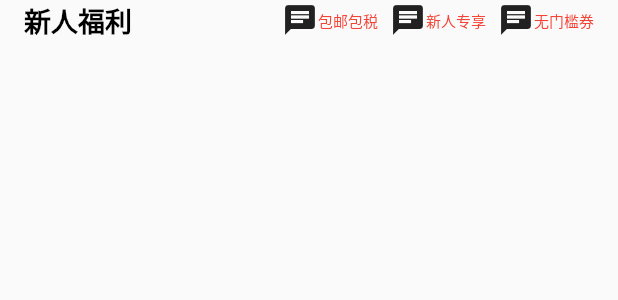
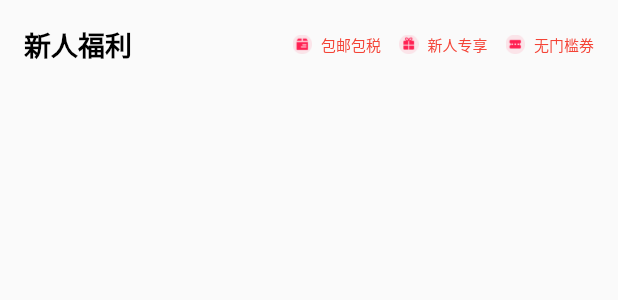
Before and after one commit to yyydddzzz/ymatou_demo, a Flutter app: the YMTHomeBenefitsWidget widget shown alone on an empty page, opened directly, on a phone screen of 412 x 824 dp. Shown: the top 300 px of the screen. Run offline on Flutter 3.47's test engine with Material 2 defaults, Android fonts, the light colour scheme and no system bars; our stand-ins replace bloc, device_info, dio, equatable, flutter_bloc, flutter_swiper; network calls fail.

Commit message:
新人福利图标

```diff
--- a/lib/common/ymt_asset_path.dart
+++ b/lib/common/ymt_asset_path.dart
@@ -14,3 +14,6 @@
 const String ic_home_white_classify = 'assets/home_app_bar/ic_home_white_classify.png';
 const String ic_home_white_msg = 'assets/home_app_bar/ic_home_white_msg.png';
 const String ic_home_search_grey = 'assets/home_app_bar/ic_home_search_grey.png';
+const String home_newbie_welfare_icon1 = 'assets/home_newbie_welfare/home_newbie_welfare_icon1.png';
+const String home_newbie_welfare_icon2 = 'assets/home_newbie_welfare/home_newbie_welfare_icon2.png';
+const String home_newbie_welfare_icon3 = 'assets/home_newbie_welfare/home_newbie_welfare_icon3.png';
--- a/lib/home/widgets/ymt_home_benefits_widget.dart
+++ b/lib/home/widgets/ymt_home_benefits_widget.dart
@@ -1,5 +1,6 @@
 import 'package:flutter/material.dart';
 import 'package:ymatou/common/ymt_text_style.dart';
+import 'package:ymatou/common/ymt_asset_path.dart';
 
 class YMTHomeBenefitsWidget extends StatelessWidget {
   @override
@@ -8,7 +9,7 @@ class YMTHomeBenefitsWidget extends StatelessWidget {
       child: Column(
         children: <Widget>[
           Container(
-            padding: EdgeInsets.only(left: 16, right: 16),
+            padding: EdgeInsets.all(16.0),
             child: Row(
               mainAxisAlignment: MainAxisAlignment.spaceBetween,
               children: <Widget>[
@@ -19,27 +20,30 @@ class YMTHomeBenefitsWidget extends StatelessWidget {
                 Row(
                   children: <Widget>[
                     Label(
-                      icon: Icon(Icons.chat),
+                      icon: Image.asset(home_newbie_welfare_icon1),
                       text: Text(
                         '包邮包税',
                         style: red_10,
                       ),
-                      tailSpacing: 8,
+                      spacing: 6,
+                      tailSpacing: 12,
                     ),
                     Label(
-                      icon: Icon(Icons.chat),
+                      icon: Image.asset(home_newbie_welfare_icon2),
                       text: Text(
                         '新人专享',
                         style: red_10,
                       ),
-                      tailSpacing: 8,
+                      spacing: 6,
+                      tailSpacing: 12,
                     ),
                     Label(
-                      icon: Icon(Icons.chat),
+                      icon: Image.asset(home_newbie_welfare_icon3),
                       text: Text(
                         '无门槛券',
                         style: red_10,
                       ),
+                      spacing: 6,
                     )
                   ],
                 )
@@ -54,7 +58,7 @@ class YMTHomeBenefitsWidget extends StatelessWidget {
 
 class Label extends StatelessWidget {
   final Text text;
-  final Icon icon;
+  final Image icon;
   final double spacing;
   final double tailSpacing;
 
--- a/pubspec.yaml
+++ b/pubspec.yaml
@@ -70,6 +70,9 @@ flutter:
     - assets/home_app_bar/ic_home_white_classify.png
     - assets/home_app_bar/ic_home_white_msg.png
     - assets/home_app_bar/ic_home_search_grey.png
+    - assets/home_newbie_welfare/home_newbie_welfare_icon1.png
+    - assets/home_newbie_welfare/home_newbie_welfare_icon2.png
+    - assets/home_newbie_welfare/home_newbie_welfare_icon3.png
 
   # An image asset can refer to one or more resolution-specific "variants", see
   # https://flutter.dev/assets-and-images/#resolution-aware.
```
Also changed, not shown: assets/home_newbie_welfare/3.0x/home_newbie_welfare_icon1.png (added), assets/home_newbie_welfare/3.0x/home_newbie_welfare_icon2.png (added), assets/home_newbie_welfare/3.0x/home_newbie_welfare_icon3.png (added). Lines whose indentation alone changed are shown as unchanged.
